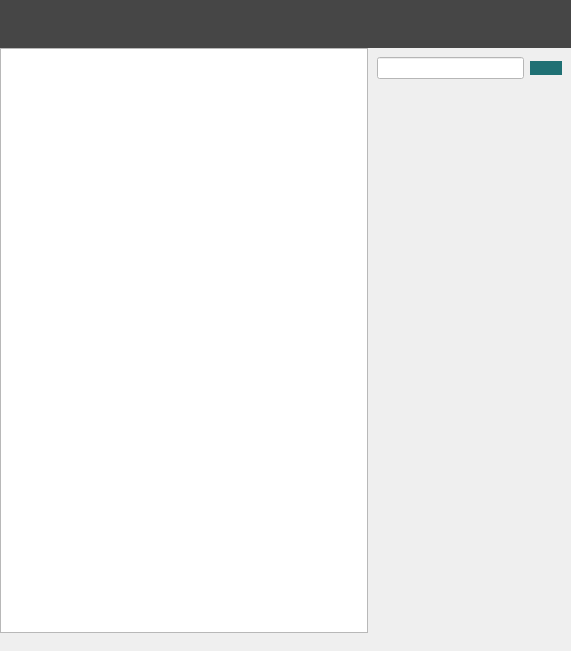
This is pdfReader.ui in geekyAnjali/PdfReading as Qt 5 draws it before an edit. The edited form follows.
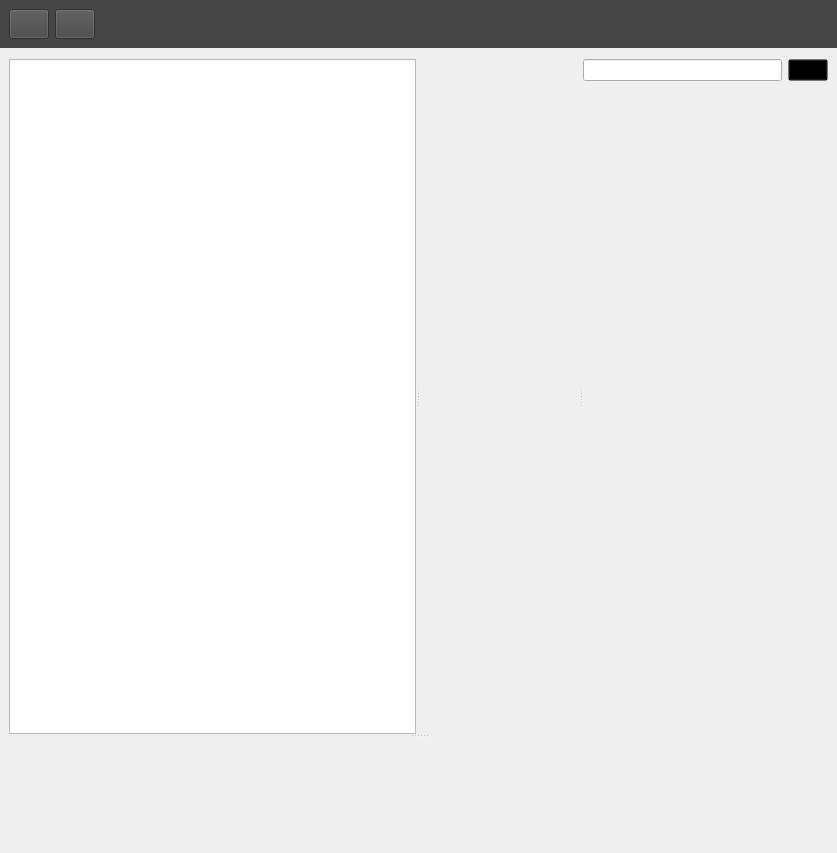
This is the edited form. Icons and pictures are not drawn.

What changed in the file:
```diff
--- a/pdfReader.ui
+++ b/pdfReader.ui
@@ -6,8 +6,8 @@
    <rect>
     <x>0</x>
     <y>0</y>
-    <width>571</width>
-    <height>651</height>
+    <width>837</width>
+    <height>853</height>
    </rect>
   </property>
   <property name="windowTitle">
@@ -19,21 +19,23 @@
 
 QPushButton {
 
-	background-color: rgb(31, 112, 116);
-border-radius:8px;
+	background-color: transparent;
+
  }
 
-QLineEdit{
+/*  QLineEdit{
 background-color: rgb(255, 255, 255);}
 
 QPlainTextEdit{
 
-background-color: rgb(255, 255, 255);}</string>
+background-color: rgb(255, 255, 255);}
+
+*/</string>
   </property>
   <widget class="QWidget" name="centralwidget">
    <layout class="QVBoxLayout" name="verticalLayout">
     <property name="spacing">
-     <number>0</number>
+     <number>2</number>
     </property>
     <property name="leftMargin">
      <number>0</number>
@@ -49,24 +51,18 @@
     </property>
     <item>
      <widget class="QWidget" name="widget" native="true">
-      <property name="minimumSize">
-       <size>
-        <width>0</width>
-        <height>30</height>
-       </size>
-      </property>
-      <property name="maximumSize">
-       <size>
-        <width>16777215</width>
-        <height>100</height>
-       </size>
+      <property name="sizePolicy">
+       <sizepolicy hsizetype="Preferred" vsizetype="Minimum">
+        <horstretch>0</horstretch>
+        <verstretch>0</verstretch>
+       </sizepolicy>
       </property>
       <property name="styleSheet">
        <string notr="true">background-color: rgb(134, 134, 134);
 background-color: rgb(70, 70, 70);</string>
       </property>
-      <layout class="QHBoxLayout" name="horizontalLayout">
-       <item>
+      <layout class="QGridLayout" name="gridLayout_5">
+       <item row="0" column="0">
         <widget class="QPushButton" name="add_pdf_bttn">
          <property name="minimumSize">
           <size>
@@ -101,7 +97,7 @@
          </property>
         </widget>
        </item>
-       <item>
+       <item row="0" column="1">
         <widget class="QPushButton" name="remove_pdf_bttn">
          <property name="minimumSize">
           <size>
@@ -133,7 +129,7 @@
          </property>
         </widget>
        </item>
-       <item>
+       <item row="0" column="2">
         <spacer name="horizontalSpacer">
          <property name="orientation">
           <enum>Qt::Horizontal</enum>
@@ -150,28 +146,45 @@
      </widget>
     </item>
     <item>
-     <widget class="QWidget" name="widget_pdf" native="true">
+     <widget class="QWidget" name="widget_3" native="true">
       <layout class="QGridLayout" name="gridLayout">
-       <property name="leftMargin">
-        <number>0</number>
-       </property>
-       <property name="topMargin">
-        <number>0</number>
-       </property>
-       <property name="rightMargin">
-        <number>0</number>
-       </property>
-       <property name="bottomMargin">
-        <number>0</number>
-       </property>
-       <property name="spacing">
-        <number>0</number>
-       </property>
-       <item row="0" column="0">
+       <item row="0" column="0">
+        <widget class="QSplitter" name="splitter">
+         <property name="orientation">
+          <enum>Qt::Vertical</enum>
+         </property>
+         <property name="opaqueResize">
+          <bool>true</bool>
+         </property>
+         <property name="childrenCollapsible">
+          <bool>true</bool>
+         </property>
+         <widget class="QWidget" name="widget_pdf" native="true">
+          <layout class="QGridLayout" name="gridLayout_2">
+           <item row="0" column="0">
+            <widget class="QSplitter" name="splitter_2">
+             <property name="sizePolicy">
+              <sizepolicy hsizetype="Preferred" vsizetype="Preferred">
+               <horstretch>0</horstretch>
+               <verstretch>0</verstretch>
+              </sizepolicy>
+             </property>
+             <property name="orientation">
+              <enum>Qt::Horizontal</enum>
+             </property>
+             <property name="childrenCollapsible">
+              <bool>true</bool>
+             </property>
         <widget class="QListWidget" name="listWidget">
+              <property name="sizePolicy">
+               <sizepolicy hsizetype="Fixed" vsizetype="Minimum">
+                <horstretch>0</horstretch>
+                <verstretch>0</verstretch>
+               </sizepolicy>
+              </property>
          <property name="minimumSize">
           <size>
-           <width>200</width>
+                <width>100</width>
            <height>0</height>
           </size>
          </property>
@@ -182,27 +195,55 @@
           </size>
          </property>
         </widget>
-       </item>
-       <item row="0" column="2">
+             <widget class="QWidget" name="widget_4" native="true">
+              <property name="sizePolicy">
+               <sizepolicy hsizetype="MinimumExpanding" vsizetype="Preferred">
+                <horstretch>0</horstretch>
+                <verstretch>0</verstretch>
+               </sizepolicy>
+              </property>
+              <property name="styleSheet">
+               <string notr="true"/>
+              </property>
+             </widget>
         <widget class="QWidget" name="search_widget" native="true">
+              <property name="sizePolicy">
+               <sizepolicy hsizetype="MinimumExpanding" vsizetype="MinimumExpanding">
+                <horstretch>0</horstretch>
+                <verstretch>0</verstretch>
+               </sizepolicy>
+              </property>
          <property name="minimumSize">
           <size>
            <width>100</width>
            <height>0</height>
           </size>
          </property>
-         <property name="maximumSize">
-          <size>
-           <width>203</width>
-           <height>16777215</height>
-          </size>
-         </property>
          <layout class="QGridLayout" name="gridLayout_4">
+               <item row="0" column="0">
+                <widget class="QLineEdit" name="lineEdit">
+                 <property name="sizePolicy">
+                  <sizepolicy hsizetype="Preferred" vsizetype="Fixed">
+                   <horstretch>0</horstretch>
+                   <verstretch>0</verstretch>
+                  </sizepolicy>
+                 </property>
+                </widget>
+               </item>
           <item row="0" column="1">
            <widget class="QPushButton" name="search_bttn">
+                 <property name="sizePolicy">
+                  <sizepolicy hsizetype="Maximum" vsizetype="Fixed">
+                   <horstretch>0</horstretch>
+                   <verstretch>0</verstretch>
+                  </sizepolicy>
+                 </property>
             <property name="cursor">
              <cursorShape>PointingHandCursor</cursorShape>
             </property>
+                 <property name="styleSheet">
+                  <string notr="true">background-color:transparent;</string>
+                 </property>
             <property name="text">
              <string/>
             </property>
@@ -218,9 +259,6 @@
             </property>
            </widget>
           </item>
-          <item row="0" column="0">
-           <widget class="QLineEdit" name="lineEdit"/>
-          </item>
           <item row="2" column="0" colspan="2">
            <widget class="QLabel" name="label">
             <property name="text">
@@ -230,40 +268,14 @@
           </item>
          </layout>
         </widget>
-       </item>
-       <item row="0" column="1">
-        <widget class="QWidget" name="widget_2" native="true">
-         <layout class="QGridLayout" name="gridLayout_3">
-          <property name="leftMargin">
-           <number>0</number>
-          </property>
-          <property name="topMargin">
-           <number>0</number>
-          </property>
-          <property name="rightMargin">
-           <number>0</number>
-          </property>
-          <property name="bottomMargin">
-           <number>0</number>
-          </property>
-          <property name="horizontalSpacing">
-           <number>0</number>
-          </property>
-         </layout>
         </widget>
        </item>
       </layout>
      </widget>
-    </item>
-    <item>
-     <widget class="QWidget" name="widget_7" native="true">
-      <property name="maximumSize">
-       <size>
-        <width>16777215</width>
-        <height>250</height>
-       </size>
-      </property>
-      <layout class="QGridLayout" name="gridLayout_2"/>
+         <widget class="QWidget" name="widget_7" native="true"/>
+        </widget>
+       </item>
+      </layout>
      </widget>
     </item>
    </layout>
```
Lines whose indentation alone changed are shown as unchanged.
